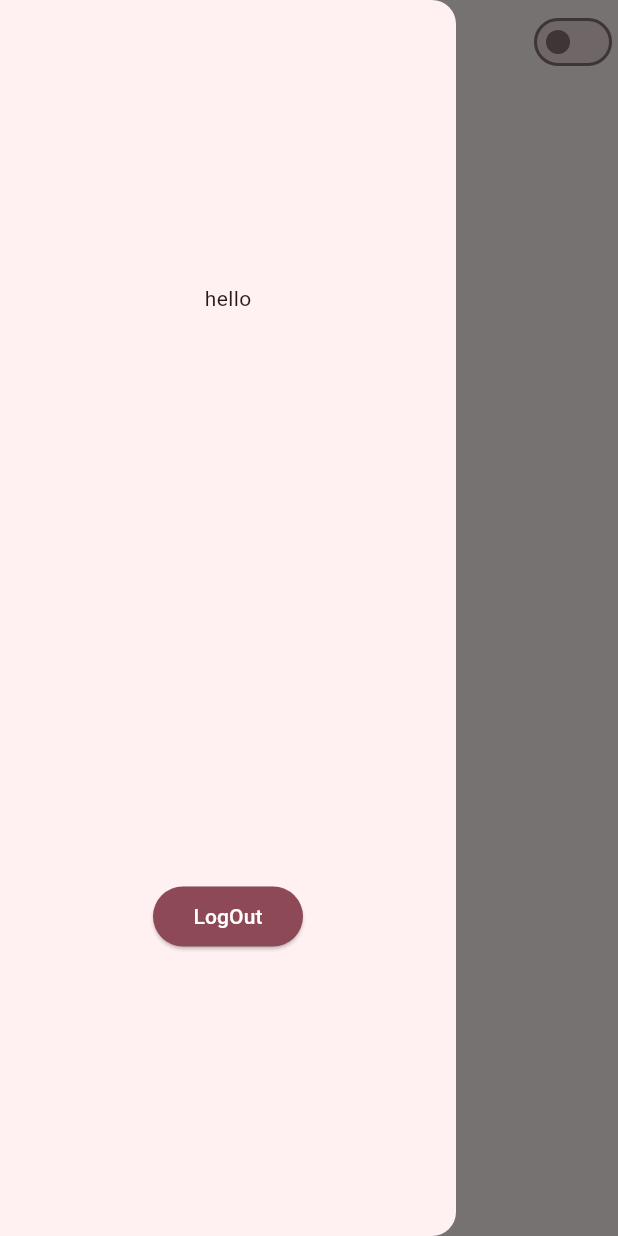
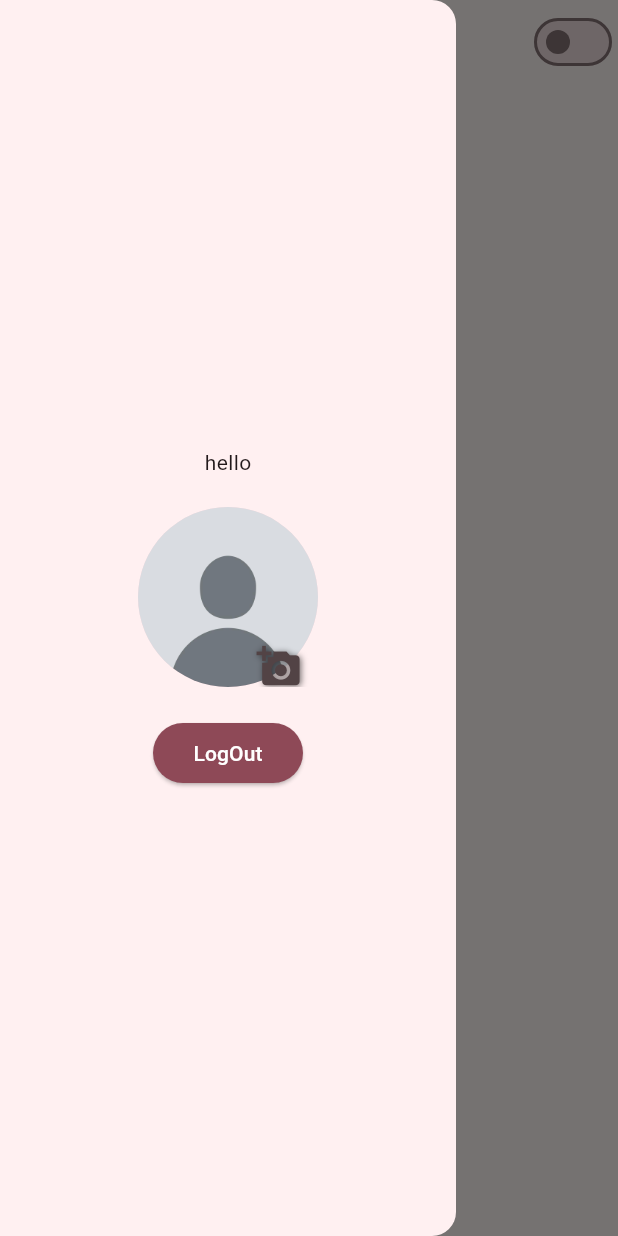
Before and after one commit to MariMohamed/login-signup, a Flutter app: the screen it shows after launch, with the side drawer open, on a phone screen of 412 x 824 dp. Run offline on Flutter 3.47's test engine with Material 3 defaults, Android fonts, the phone set to English and light mode, and no system bars; our stand-ins replace delightful_toast, image_picker.

Commit message:
profile picture added

```diff
--- a/lib/core/app_assets.dart
+++ b/lib/core/app_assets.dart
@@ -1,4 +1,3 @@
 class AppAssets {
-  static const String defultAvatar =
-      'assets/default-avatar-icon-of-social-media-user-vector.jpg';
+  static const String defultAvatar = 'assets/images/default-avatar.jpg';
 }
--- /dev/null
+++ b/lib/core/manager/theme/app_drawerStateManager.dart
@@ -0,0 +1,21 @@
+import 'dart:typed_data';
+
+import 'package:flutter/material.dart';
+
+class DrawerStateInfo with ChangeNotifier {
+  int _currentDrawer = 0;
+  Uint8List? _avatarImage;
+
+  int get getCurrentDrawer => _currentDrawer;
+  Uint8List? get avatarImage => _avatarImage;
+
+  void setCurrentDrawer(int drawer) {
+    _currentDrawer = drawer;
+    notifyListeners();
+  }
+
+  void setAvatarImage(Uint8List? image) {
+    _avatarImage = image;
+    notifyListeners();
+  }
+}
--- a/lib/main.dart
+++ b/lib/main.dart
@@ -1,19 +1,15 @@
 import 'package:flutter/material.dart';
 import 'package:login_signin/core/app_router.dart';
-import 'package:login_signin/core/manager/app_theme.dart';
-import 'package:login_signin/core/manager/app_themeSwitcher.dart';
+import 'package:login_signin/core/manager/theme/app_drawerStateManager.dart';
+import 'package:login_signin/core/manager/theme/app_theme.dart';
+import 'package:login_signin/core/manager/theme/app_themeSwitcher.dart';
 import 'package:login_signin/presentation/features/Home/view/homescreen.dart';
 import 'package:login_signin/presentation/features/login.dart';
 import 'package:login_signin/presentation/features/signup.dart';
 import 'package:provider/provider.dart';
 
 void main() {
-  runApp(
-    ChangeNotifierProvider(
-      create: (_) => ThemeProvider(),
-      child: const MyApp(),
-    ),
-  );
+  runApp(const MyApp());
 }
 
 final GlobalKey<NavigatorState> navigatorKey = GlobalKey<NavigatorState>();
@@ -24,7 +20,14 @@ class MyApp extends StatelessWidget {
   // This widget is the root of your application.
   @override
   Widget build(BuildContext context) {
-    return Consumer<ThemeProvider>(
+    return MultiProvider(
+      providers: [
+        ChangeNotifierProvider<DrawerStateInfo>(
+          create: (_) => DrawerStateInfo(),
+        ),
+        ChangeNotifierProvider<ThemeProvider>(create: (_) => ThemeProvider()),
+      ],
+      child: Consumer<ThemeProvider>(
         builder: (context, themeProvider, child) {
           return MaterialApp(
             routes: <String, WidgetBuilder>{
@@ -40,6 +43,7 @@ class MyApp extends StatelessWidget {
             themeMode: themeProvider.themeMode,
           );
         },
+      ),
     );
   }
 }
--- a/lib/presentation/features/Home/widgets/home_drawer.dart
+++ b/lib/presentation/features/Home/widgets/home_drawer.dart
@@ -1,21 +1,36 @@
-import 'package:delightful_toast/delight_toast.dart';
-import 'package:delightful_toast/toast/components/toast_card.dart';
-import 'package:delightful_toast/toast/utils/enums.dart';
+import 'dart:typed_data';
+
 import 'package:flutter/material.dart';
 import 'package:login_signin/core/app_router.dart';
 import 'package:login_signin/core/app_strings.dart';
+import 'package:login_signin/core/manager/theme/app_drawerStateManager.dart';
+import 'package:login_signin/presentation/features/Home/widgets/home_useravatar.dart';
 import 'package:login_signin/presentation/widget/appbutton.dart';
+import 'package:provider/provider.dart';
 
-class HomeDrawer extends StatelessWidget {
+class HomeDrawer extends StatefulWidget {
   const HomeDrawer({super.key});
 
   @override
+  State<HomeDrawer> createState() => _HomeDrawerState();
+}
+
+class _HomeDrawerState extends State<HomeDrawer>
+    with AutomaticKeepAliveClientMixin {
+  @override
+  bool get wantKeepAlive => true;
+  @override
   Widget build(BuildContext context) {
+    super.build(context);
+    return Consumer<DrawerStateInfo>(
+      builder: (context, drawerState, child) {
         return Drawer(
           child: Column(
-        mainAxisAlignment: MainAxisAlignment.spaceAround,
+            mainAxisAlignment: MainAxisAlignment.center,
+            spacing: 20,
             children: [
               Text("hello"),
+              HomeUseravatar(),
               AppButton(
                 title: AppStrings.logOut,
                 onPressed: () {
@@ -47,5 +62,7 @@ class HomeDrawer extends StatelessWidget {
             ],
           ),
         );
+      },
+    );
   }
 }
--- a/lib/presentation/features/Home/widgets/home_useravatar.dart
+++ b/lib/presentation/features/Home/widgets/home_useravatar.dart
@@ -1,10 +1,65 @@
+import 'dart:typed_data';
+
 import 'package:flutter/material.dart';
+import 'package:image_picker/image_picker.dart';
+import 'package:login_signin/core/app_assets.dart';
+import 'package:login_signin/core/manager/app_imagepicker.dart';
+import 'package:login_signin/core/manager/theme/app_drawerStateManager.dart';
+import 'package:login_signin/presentation/features/Home/widgets/home_drawer.dart';
+import 'package:provider/provider.dart';
 
-class HomeUseravatar extends StatelessWidget {
+class HomeUseravatar extends StatefulWidget {
   const HomeUseravatar({super.key});
 
   @override
+  State<HomeUseravatar> createState() => _HomeUseravatarState();
+}
+
+class _HomeUseravatarState extends State<HomeUseravatar> {
+  Future<void> _selectImage(BuildContext context) async {
+    final XFile? img = await pickImage(ImageSource.gallery);
+    if (img != null) {
+      final Uint8List imgBytes = await img.readAsBytes();
+      Provider.of<DrawerStateInfo>(
+        context,
+        listen: false,
+      ).setAvatarImage(imgBytes);
+    }
+  }
+
+  @override
   Widget build(BuildContext context) {
-    return const Placeholder();
+    return Consumer<DrawerStateInfo>(
+      builder: (context, state, _) {
+        return Stack(
+          children: [
+            CircleAvatar(
+              radius: 60,
+              backgroundImage: state.avatarImage != null
+                  ? MemoryImage(state.avatarImage!)
+                  : const AssetImage(AppAssets.defultAvatar) as ImageProvider,
+            ),
+            Positioned(
+              bottom: -10,
+              left: 70,
+              child: IconButton(
+                onPressed: () => _selectImage(context),
+                icon: Icon(
+                  Icons.add_a_photo,
+                  size: 30,
+                  shadows: [
+                    Shadow(
+                      color: Colors.black54,
+                      blurRadius: 5,
+                      offset: Offset(1.0, 1.0),
+                    ),
+                  ],
+                ),
+              ),
+            ),
+          ],
+        );
+      },
+    );
   }
 }
--- a/lib/presentation/widget/custom_scaffold.dart
+++ b/lib/presentation/widget/custom_scaffold.dart
@@ -1,5 +1,5 @@
 import 'package:flutter/material.dart';
-import 'package:login_signin/core/manager/app_themeSwitcher.dart';
+import 'package:login_signin/core/manager/theme/app_themeSwitcher.dart';
 import 'package:provider/provider.dart';
 
 class CustomScaffold extends StatelessWidget {
--- a/pubspec.yaml
+++ b/pubspec.yaml
@@ -38,6 +38,7 @@ dependencies:
   # The following adds the Cupertino Icons font to your application.
   # Use with the CupertinoIcons class for iOS style icons.
   cupertino_icons: ^1.0.8
+  image_picker: ^1.1.2
 
 dev_dependencies:
   flutter_test:
@@ -63,7 +64,7 @@ flutter:
 
   # To add assets to your application, add an assets section, like this:
   assets:
-      -assets/default-avatar-icon-of-social-media-user-vector.jpg
+      - assets/images/
   #   - images/a_dot_burr.jpeg
   #   - images/a_dot_ham.jpeg
 
```
Also changed, not shown: lib/core/manager/app_imagepicker.dart (added, +14 -0 lines), assets/images/default-avatar.jpg (renamed from assets/default-avatar-icon-of-social-media-user-vector.jpg), lib/core/manager/theme/app_theme.dart (renamed from lib/core/manager/app_theme.dart), lib/core/manager/theme/app_themeSwitcher.dart (renamed from lib/core/manager/app_themeSwitcher.dart), pubspec.lock, 6 other files. Lines whose indentation alone changed are shown as unchanged.
